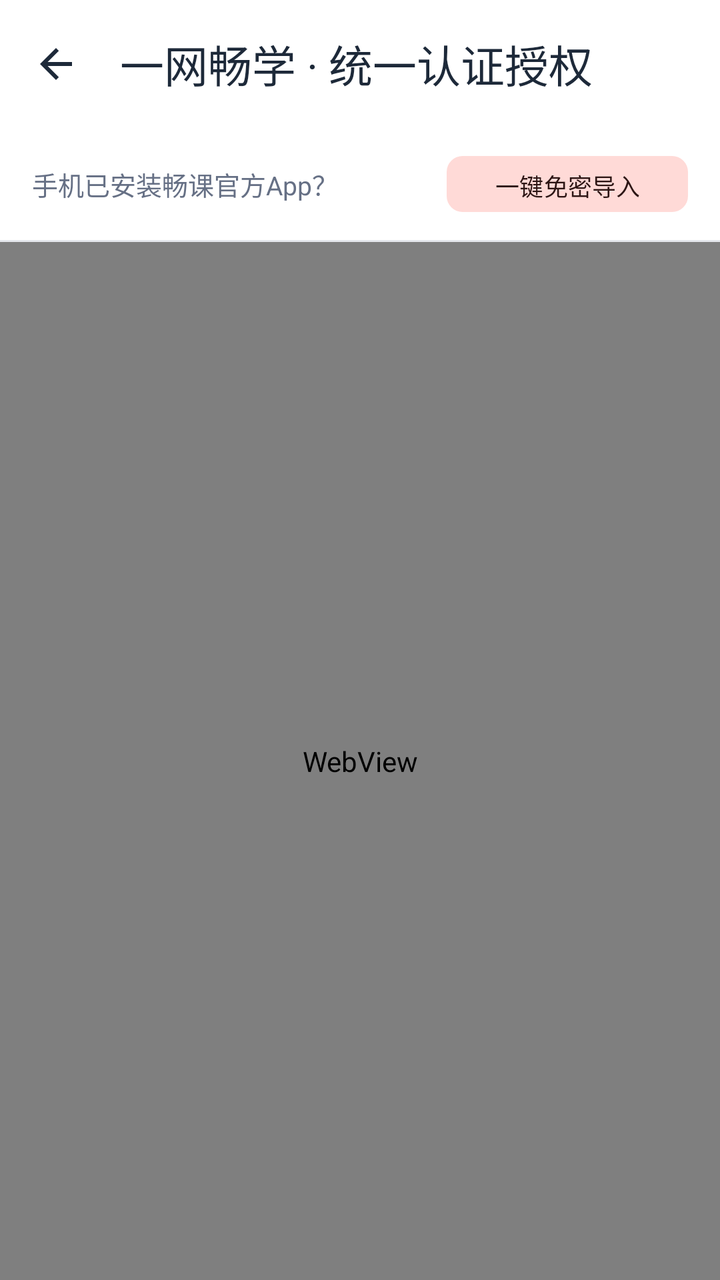
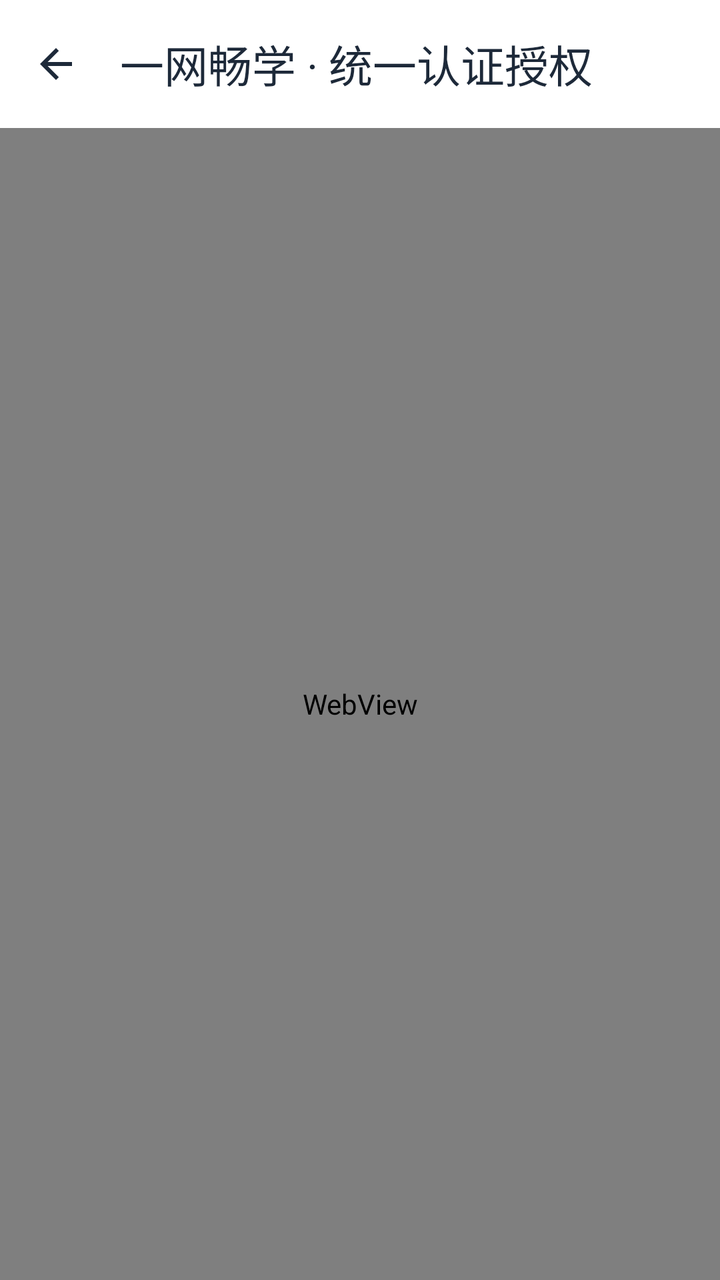

Screens rendered from an Android XML layout before and after an edit, with the pre-edit source and the edit as a unified diff.
<!-- AndroidManifest.xml: application theme Theme.UsstJwgl -->
<!-- res/layout/activity_tronclass_login.xml -->
<?xml version="1.0" encoding="utf-8"?>
<LinearLayout xmlns:android="http://schemas.android.com/apk/res/android"
    xmlns:app="http://schemas.android.com/apk/res-auto"
    android:layout_width="match_parent"
    android:layout_height="match_parent"
    android:background="@color/background"
    android:orientation="vertical">

    <com.google.android.material.appbar.MaterialToolbar
        android:id="@+id/toolbar"
        android:layout_width="match_parent"
        android:layout_height="?attr/actionBarSize"
        android:background="@color/surface"
        app:navigationIcon="@drawable/ic_arrow_back"
        app:navigationIconTint="@color/text_primary"
        app:title="一网畅学 · 统一认证授权"
        app:titleTextColor="@color/text_primary" />

    <ProgressBar
        android:id="@+id/progressBar"
        style="?android:attr/progressBarStyleHorizontal"
        android:layout_width="match_parent"
        android:layout_height="3dp"
        android:indeterminate="true"
        android:visibility="gone" />

    
    <LinearLayout
        android:id="@+id/layoutFastImport"
        android:layout_width="match_parent"
        android:layout_height="wrap_content"
        android:background="@color/surface"
        android:paddingHorizontal="16dp"
        android:paddingVertical="10dp"
        android:orientation="horizontal"
        android:gravity="center_vertical">

        <TextView
            android:layout_width="0dp"
            android:layout_height="wrap_content"
            android:layout_weight="1"
            android:text="手机已安装畅课官方App？"
            android:textColor="@color/text_secondary"
            android:textSize="13sp" />

        <com.google.android.material.button.MaterialButton
            android:id="@+id/btnImportFromApp"
            style="@style/Widget.Material3.Button.TonalButton"
            android:layout_width="wrap_content"
            android:layout_height="36dp"
            android:text="一键免密导入"
            android:textSize="12sp"
            app:cornerRadius="8dp" />

    </LinearLayout>

    <View
        android:layout_width="match_parent"
        android:layout_height="1dp"
        android:background="@color/border" />

    <FrameLayout
        android:layout_width="match_parent"
        android:layout_height="match_parent">

        <WebView
            android:id="@+id/webView"
            android:layout_width="match_parent"
            android:layout_height="match_parent" />

        <LinearLayout
            android:id="@+id/layoutLoading"
            android:layout_width="wrap_content"
            android:layout_height="wrap_content"
            android:layout_gravity="center"
            android:gravity="center"
            android:orientation="vertical"
            android:visibility="gone">

            <ProgressBar
                android:layout_width="40dp"
                android:layout_height="40dp"
                android:indeterminateTint="@color/primary" />

            <TextView
                android:id="@+id/tvLoadingMsg"
                android:layout_width="wrap_content"
                android:layout_height="wrap_content"
                android:layout_marginTop="12dp"
                android:text="正在换取畅课登录凭证..."
                android:textColor="@color/text_secondary"
                android:textSize="14sp" />

        </LinearLayout>

    </FrameLayout>

</LinearLayout>
<!-- resources referenced by this layout -->
<resources>
  <color name="background">#F8F9FA</color>
  <color name="border">#E4E7EC</color>
  <color name="primary">#8C1D27</color>
  <color name="surface">#FFFFFF</color>
  <color name="text_primary">#1D2939</color>
  <color name="text_secondary">#667085</color>
  <!-- drawable ic_arrow_back (drawable) -->
  <vector xmlns:android="http://schemas.android.com/apk/res/android"
      android:width="24dp"
      android:height="24dp"
      android:viewportWidth="24"
      android:viewportHeight="24">
    <path
        android:fillColor="@color/text_primary"
        android:pathData="M20,11H7.83l5.59,-5.59L12,4l-8,8 8,8 1.41,-1.41L7.83,13H20v-2z"/>
  </vector>
  <style name="Theme.UsstJwgl" parent="Theme.Material3.DayNight.NoActionBar">
          <item name="colorPrimary">@color/primary</item>
          <item name="colorOnPrimary">@color/on_primary</item>
          <item name="colorPrimaryContainer">@color/primary_container</item>
          <item name="colorOnPrimaryContainer">@color/on_primary_container</item>
  
          <item name="colorSecondary">@color/secondary</item>
          <item name="colorSecondaryContainer">@color/secondary_container</item>
          <item name="colorOnSecondaryContainer">@color/on_secondary_container</item>
  
          <item name="android:statusBarColor">@android:color/transparent</item>
          <item name="android:windowLightStatusBar">true</item>
          <item name="android:navigationBarColor">@android:color/transparent</item>
          <item name="android:windowLightNavigationBar" tools:targetApi="o_mr1">true</item>
          <item name="android:windowBackground">@color/background</item>
  
          
          <item name="bottomNavigationStyle">@style/Widget.Material3.BottomNavigationView</item>
  
          
          <item name="materialCardViewStyle">@style/Widget.Material3.CardView.Outlined</item>
      </style>
  <color name="on_primary">#FFFFFF</color>
  <color name="primary_container">#FFDAD8</color>
  <color name="on_primary_container">#3B080E</color>
  <color name="secondary">#775654</color>
  <color name="secondary_container">#FFDAD7</color>
  <color name="on_secondary_container">#2C1514</color>
</resources>

<!-- the commit's change to res/layout/activity_tronclass_login.xml (unified diff, before → after) -->
@@ -23,41 +23,6 @@
         android:layout_height="3dp"
         android:indeterminate="true"
         android:visibility="gone" />
-
-    
-    <LinearLayout
-        android:id="@+id/layoutFastImport"
-        android:layout_width="match_parent"
-        android:layout_height="wrap_content"
-        android:background="@color/surface"
-        android:paddingHorizontal="16dp"
-        android:paddingVertical="10dp"
-        android:orientation="horizontal"
-        android:gravity="center_vertical">
-
-        <TextView
-            android:layout_width="0dp"
-            android:layout_height="wrap_content"
-            android:layout_weight="1"
-            android:text="手机已安装畅课官方App？"
-            android:textColor="@color/text_secondary"
-            android:textSize="13sp" />
-
-        <com.google.android.material.button.MaterialButton
-            android:id="@+id/btnImportFromApp"
-            style="@style/Widget.Material3.Button.TonalButton"
-            android:layout_width="wrap_content"
-            android:layout_height="36dp"
-            android:text="一键免密导入"
-            android:textSize="12sp"
-            app:cornerRadius="8dp" />
-
-    </LinearLayout>
-
-    <View
-        android:layout_width="match_parent"
-        android:layout_height="1dp"
-        android:background="@color/border" />
 
     <FrameLayout
         android:layout_width="match_parent"
<!-- resource entries referenced after the edit -->
@@ -1,7 +1,6 @@
 <!-- resources referenced by this layout -->
 <resources>
   <color name="background">#F8F9FA</color>
-  <color name="border">#E4E7EC</color>
   <color name="primary">#8C1D27</color>
   <color name="surface">#FFFFFF</color>
   <color name="text_primary">#1D2939</color>
